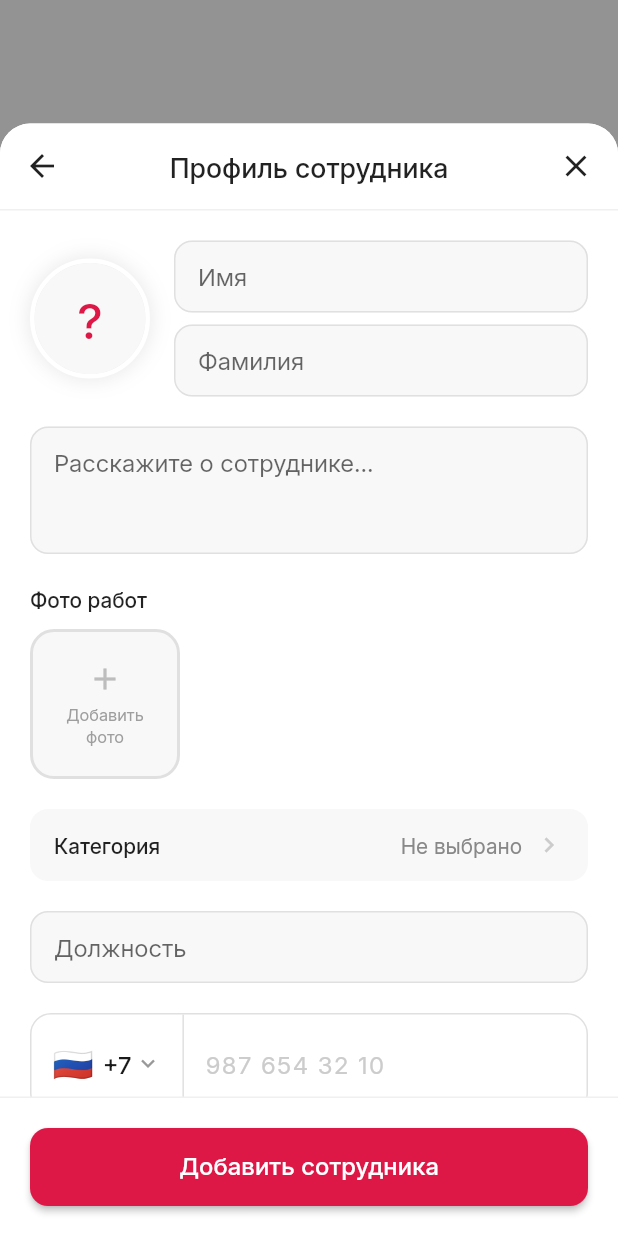
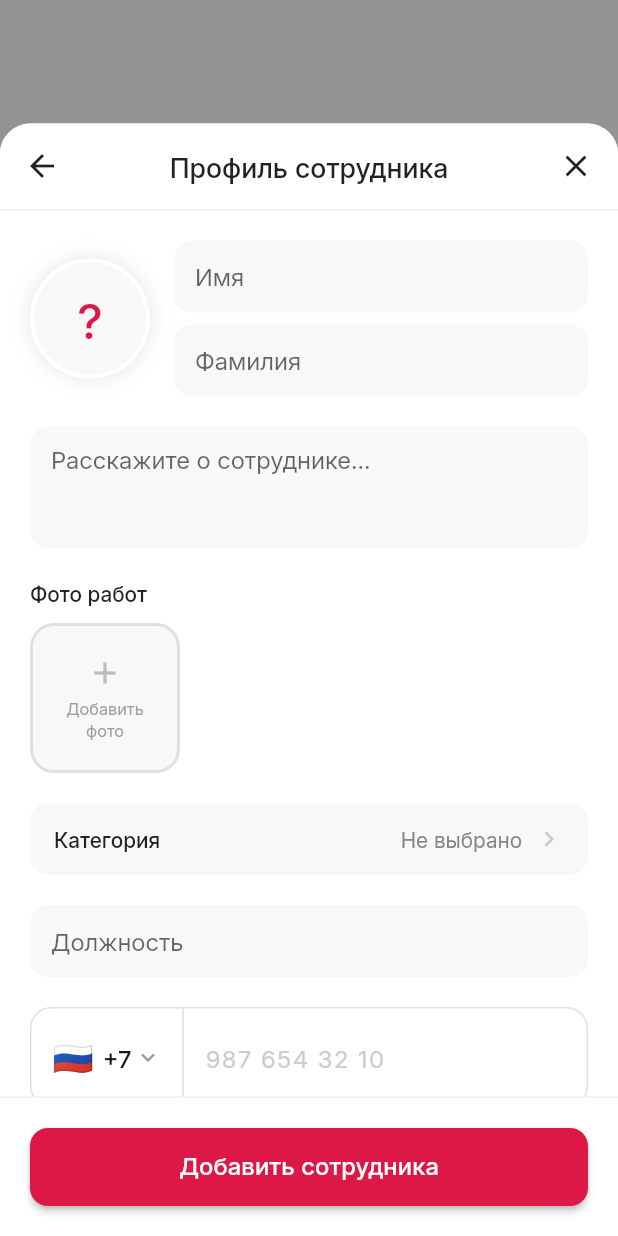
Before and after one commit to commonweal97-ctrl/beauty-record, a Flutter app: the EmployeesScreen screen opened directly with empty values, after a tap on "Добавить сотрудника", on a phone screen of 412 x 824 dp. Run offline on Flutter 3.47's test engine with Material 3 defaults, Android fonts, the phone set to English and light mode, and no system bars; our stand-ins replace cached_network_image, firebase_analytics, firebase_core, firebase_crashlytics, firebase_messaging, fl_chart and 7 more; accounts and stored records are empty; network calls fail.

Commit message:
style(employees): unify form fields with AppCard.inputDecoration
- _field helper → AppCard.inputDecoration (radius 16, акцент при фокусе)
- При ошибке — красная рамка 16 (было 12), inline-ошибка сверху поля
- Поля ФИО/Email/Должность/О себе — единый стиль с услугами
- _PriceField не тронут (мелкое поле цен)

```diff
--- a/lib/screens/business/employees_screen.dart
+++ b/lib/screens/business/employees_screen.dart
@@ -1524,14 +1524,26 @@ class _EmployeeFormSheetState extends State<_EmployeeFormSheet> {
           controller: ctrl,
           keyboardType: keyboardType,
           maxLines: maxLines,
-          decoration: InputDecoration(
-            hintText: hint,
-            filled: true,
-            fillColor: const Color(0xFFF8F8F8),
-            border: OutlineInputBorder(borderRadius: BorderRadius.circular(12), borderSide: BorderSide(color: hasError ? const Color(0xFFF44336) : const Color(0xFFE0E0E0))),
-            enabledBorder: OutlineInputBorder(borderRadius: BorderRadius.circular(12), borderSide: BorderSide(color: hasError ? const Color(0xFFF44336) : const Color(0xFFE0E0E0))),
-            focusedBorder: OutlineInputBorder(borderRadius: BorderRadius.circular(12), borderSide: BorderSide(color: hasError ? const Color(0xFFF44336) : const Color(0xFFDD1847))),
-            contentPadding: const EdgeInsets.symmetric(horizontal: 16, vertical: 14),
+          decoration: AppCard.inputDecoration(hint: hint).copyWith(
+            errorText: null, // inline-ошибка рисуется сверху через Column — здесь не дублируем
+            border: hasError
+                ? OutlineInputBorder(
+                    borderRadius: BorderRadius.circular(16),
+                    borderSide: const BorderSide(color: Color(0xFFF44336), width: 1.5),
+                  )
+                : null,
+            enabledBorder: hasError
+                ? OutlineInputBorder(
+                    borderRadius: BorderRadius.circular(16),
+                    borderSide: const BorderSide(color: Color(0xFFF44336), width: 1.5),
+                  )
+                : null,
+            focusedBorder: hasError
+                ? OutlineInputBorder(
+                    borderRadius: BorderRadius.circular(16),
+                    borderSide: const BorderSide(color: Color(0xFFF44336), width: 1.5),
+                  )
+                : null,
           ),
         ),
       ],
```
